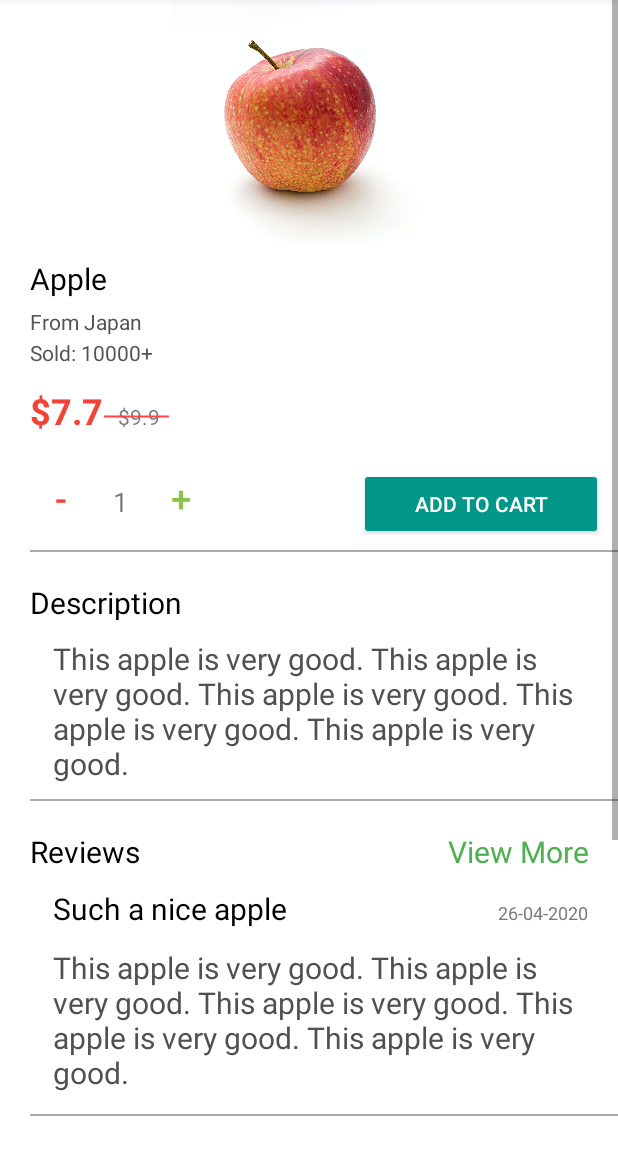
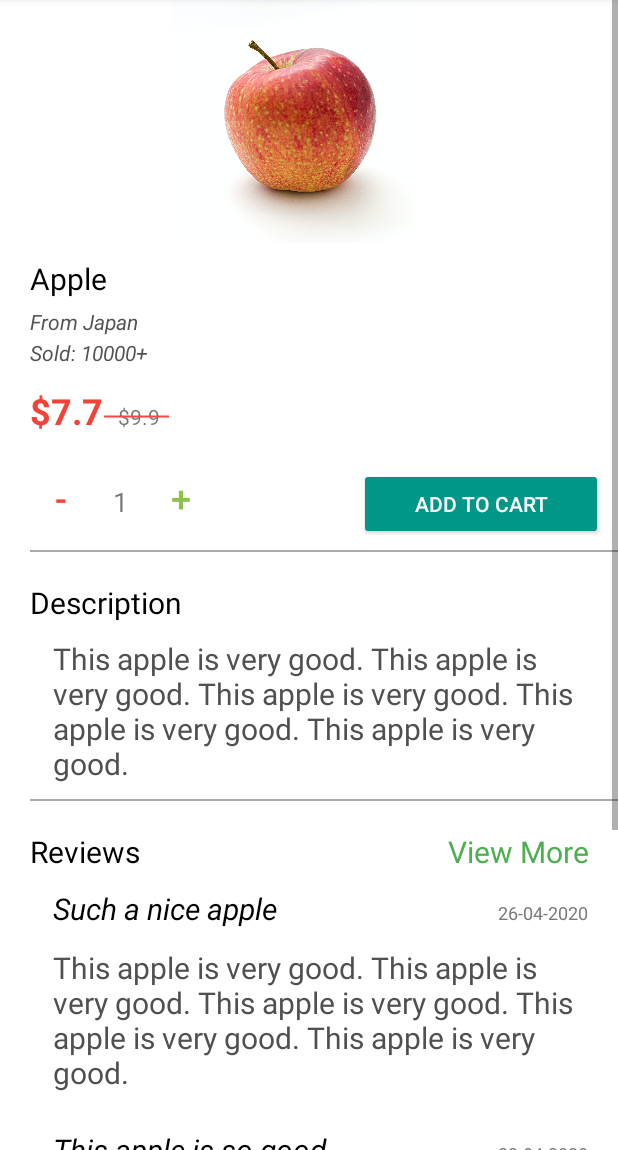
Before and after one commit to wlllllllk/SEHH2279_New, an Android app: the ProductDetailsActivity screen opened directly, with no data from a screen before it, on a phone screen of 412 x 824 dp, the part 86-1236 px from its top. Run offline under Robolectric (Android 15) with nearby library versions, the phone set to English and light mode, and no system bars.

Commit message:
Product Details

```diff
--- a/app/src/main/res/layout/activity_product_details.xml
+++ b/app/src/main/res/layout/activity_product_details.xml
@@ -49,7 +49,8 @@
                     android:paddingTop="5sp"
                     android:text="From Japan"
                     android:textColor="#535353"
-                    android:textSize="14sp" />
+                    android:textSize="14sp"
+                    android:textStyle="italic" />
 
                 <TextView
                     android:id="@+id/tv_basics2"
@@ -58,7 +59,8 @@
                     android:paddingTop="0sp"
                     android:text="Sold: 10000+"
                     android:textColor="#535353"
-                    android:textSize="14sp" />
+                    android:textSize="14sp"
+                    android:textStyle="italic" />
 
                 <LinearLayout
                     android:layout_width="match_parent"
@@ -229,7 +231,8 @@
                         android:paddingRight="20sp"
                         android:text="Such a nice apple"
                         android:textColor="#000000"
-                        android:textSize="20sp" />
+                        android:textSize="20sp"
+                        android:textStyle="italic" />
 
                     <TextView
                         android:id="@+id/tv_review1_date"
@@ -257,6 +260,50 @@
                     android:textColor="#505050"
                     android:textSize="20sp" />
 
+                <LinearLayout
+                    android:layout_width="match_parent"
+                    android:layout_height="match_parent"
+                    android:orientation="horizontal">
+
+                    <TextView
+                        android:id="@+id/tv_review1_heading"
+                        android:layout_width="486dp"
+                        android:layout_height="wrap_content"
+                        android:layout_weight="1"
+                        android:paddingLeft="15sp"
+                        android:paddingTop="10sp"
+                        android:paddingRight="20sp"
+                        android:text="This apple is so good"
+                        android:textColor="#000000"
+                        android:textSize="20sp"
+                        android:textStyle="italic" />
+
+                    <TextView
+                        android:id="@+id/tv_review1_date"
+                        android:layout_width="match_parent"
+                        android:layout_height="wrap_content"
+                        android:layout_weight="1"
+                        android:paddingLeft="30sp"
+                        android:paddingTop="10sp"
+                        android:paddingRight="20sp"
+                        android:text="22-04-2020"
+                        android:textAlignment="textEnd"
+                        android:textColor="#797979"
+                        android:textSize="12sp" />
+                </LinearLayout>
+
+                <TextView
+                    android:id="@+id/tv_review"
+                    android:layout_width="match_parent"
+                    android:layout_height="121dp"
+                    android:paddingLeft="15sp"
+                    android:paddingTop="10sp"
+                    android:paddingRight="20sp"
+                    android:paddingBottom="10sp"
+                    android:text="This apple is very good. This apple is very good. This apple is very good. This apple is very good. This apple is very good. "
+                    android:textColor="#505050"
+                    android:textSize="20sp" />
+
                 <View
                     android:layout_width="match_parent"
                     android:layout_height="1dp"
@@ -274,7 +321,7 @@
                         android:orientation="horizontal">
 
                         <TextView
-                            android:id="@+id/tv_review_title2"
+                            android:id="@+id/tv_related_title"
                             android:layout_width="match_parent"
                             android:layout_height="wrap_content"
                             android:layout_weight="1"
@@ -284,7 +331,7 @@
                             android:textSize="20sp" />
 
                         <TextView
-                            android:id="@+id/tv_review_view_all2"
+                            android:id="@+id/tv_related_view_all"
                             android:layout_width="match_parent"
                             android:layout_height="wrap_content"
                             android:layout_weight="1"
```
